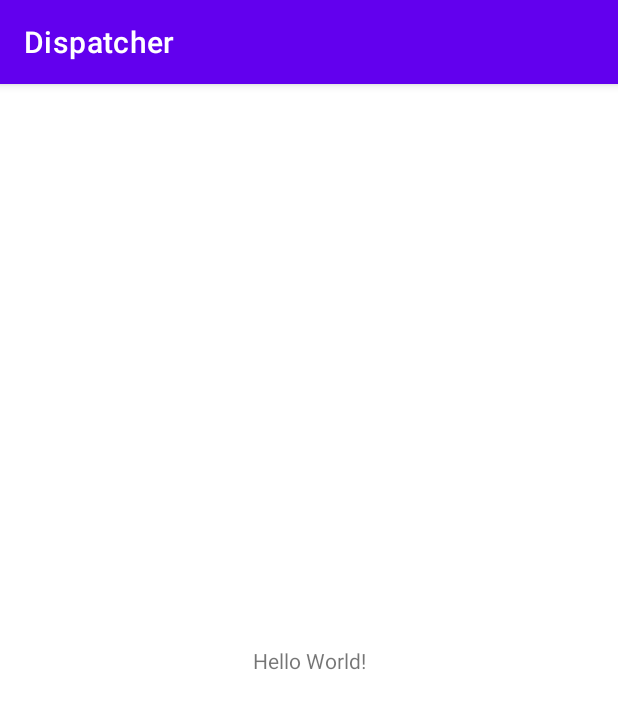
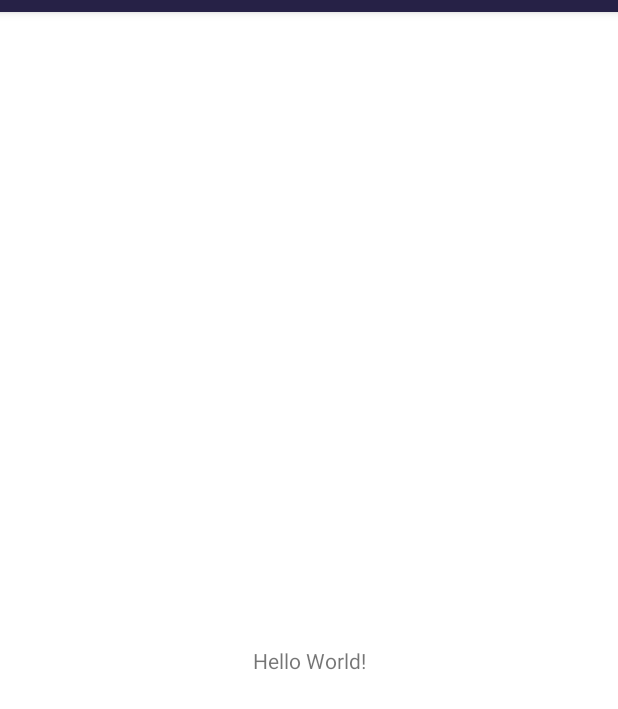
Before and after one commit to PierreJanineh/Dispatcher, an Android app: the screen it shows after launch (MainActivity), on a phone screen of 412 x 824 dp. Shown: the top 709 px of the screen. Run offline under Robolectric (Android 15) with nearby library versions, the phone set to English and light mode, and no system bars.

Commit message:
Colors & themes edit

```diff
--- a/app/src/main/res/values-night/themes.xml
+++ b/app/src/main/res/values-night/themes.xml
@@ -1,16 +1,17 @@
 <resources xmlns:tools="http://schemas.android.com/tools">
     <!-- Base application theme. -->
-    <style name="Theme.Dispatcher" parent="Theme.MaterialComponents.DayNight.DarkActionBar">
+    <style name="Theme.Dispatcher" parent="Theme.MaterialComponents.DayNight.NoActionBar">
         <!-- Primary brand color. -->
-        <item name="colorPrimary">@color/purple_200</item>
-        <item name="colorPrimaryVariant">@color/purple_700</item>
-        <item name="colorOnPrimary">@color/black</item>
+        <item name="colorPrimary">@color/primary_color</item>
+        <item name="colorPrimaryVariant">@color/primary_color</item>
+        <item name="colorOnPrimary">@color/on_primary_color</item>
         <!-- Secondary brand color. -->
-        <item name="colorSecondary">@color/teal_200</item>
-        <item name="colorSecondaryVariant">@color/teal_200</item>
-        <item name="colorOnSecondary">@color/black</item>
+        <item name="colorSecondary">@color/secondary_color</item>
+        <item name="colorSecondaryVariant">@color/secondary_color</item>
+        <item name="colorOnSecondary">@color/on_secondary_color</item>
         <!-- Status bar color. -->
         <item name="android:statusBarColor" tools:targetApi="l">?attr/colorPrimaryVariant</item>
-        <!-- Customize your theme here. -->
+        <!-- Action Bar. -->
+        <item name="actionBarSize">@dimen/action_bar_height</item>
     </style>
 </resources>
--- a/app/src/main/res/values/colors.xml
+++ b/app/src/main/res/values/colors.xml
@@ -1,10 +1,8 @@
 <?xml version="1.0" encoding="utf-8"?>
 <resources>
-    <color name="purple_200">#FFBB86FC</color>
-    <color name="purple_500">#FF6200EE</color>
-    <color name="purple_700">#FF3700B3</color>
-    <color name="teal_200">#FF03DAC5</color>
-    <color name="teal_700">#FF018786</color>
-    <color name="black">#FF000000</color>
-    <color name="white">#FFFFFFFF</color>
+    <color name="primary_color">#262146</color>
+    <color name="on_primary_color">#F8F8FF</color>
+
+    <color name="secondary_color">#F8F8FF</color>
+    <color name="on_secondary_color">#FFF</color>
 </resources>
--- a/app/src/main/res/values/themes.xml
+++ b/app/src/main/res/values/themes.xml
@@ -2,15 +2,16 @@
     <!-- Base application theme. -->
     <style name="Theme.Dispatcher" parent="Theme.MaterialComponents.DayNight.DarkActionBar">
         <!-- Primary brand color. -->
-        <item name="colorPrimary">@color/purple_500</item>
-        <item name="colorPrimaryVariant">@color/purple_700</item>
-        <item name="colorOnPrimary">@color/white</item>
+        <item name="colorPrimary">@color/primary_color</item>
+        <item name="colorPrimaryVariant">@color/primary_color</item>
+        <item name="colorOnPrimary">@color/on_primary_color</item>
         <!-- Secondary brand color. -->
-        <item name="colorSecondary">@color/teal_200</item>
-        <item name="colorSecondaryVariant">@color/teal_700</item>
-        <item name="colorOnSecondary">@color/black</item>
+        <item name="colorSecondary">@color/secondary_color</item>
+        <item name="colorSecondaryVariant">@color/secondary_color</item>
+        <item name="colorOnSecondary">@color/on_secondary_color</item>
         <!-- Status bar color. -->
         <item name="android:statusBarColor" tools:targetApi="l">?attr/colorPrimaryVariant</item>
-        <!-- Customize your theme here. -->
+        <!-- Action Bar. -->
+        <item name="actionBarSize">@dimen/action_bar_height</item>
     </style>
 </resources>
```
